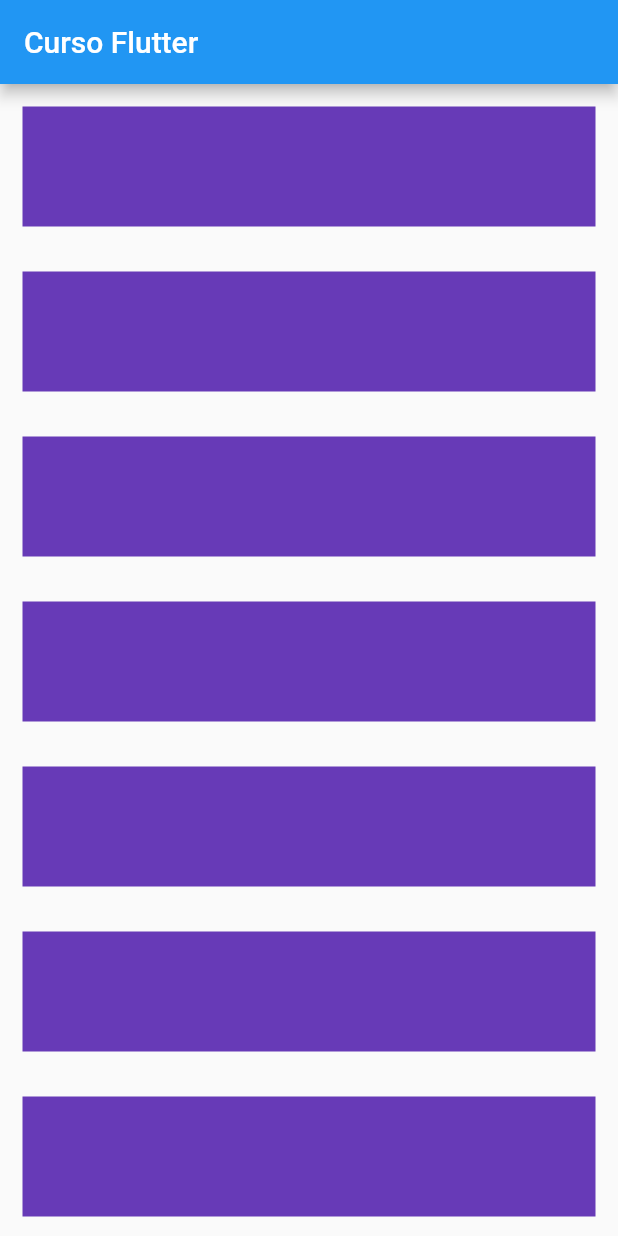
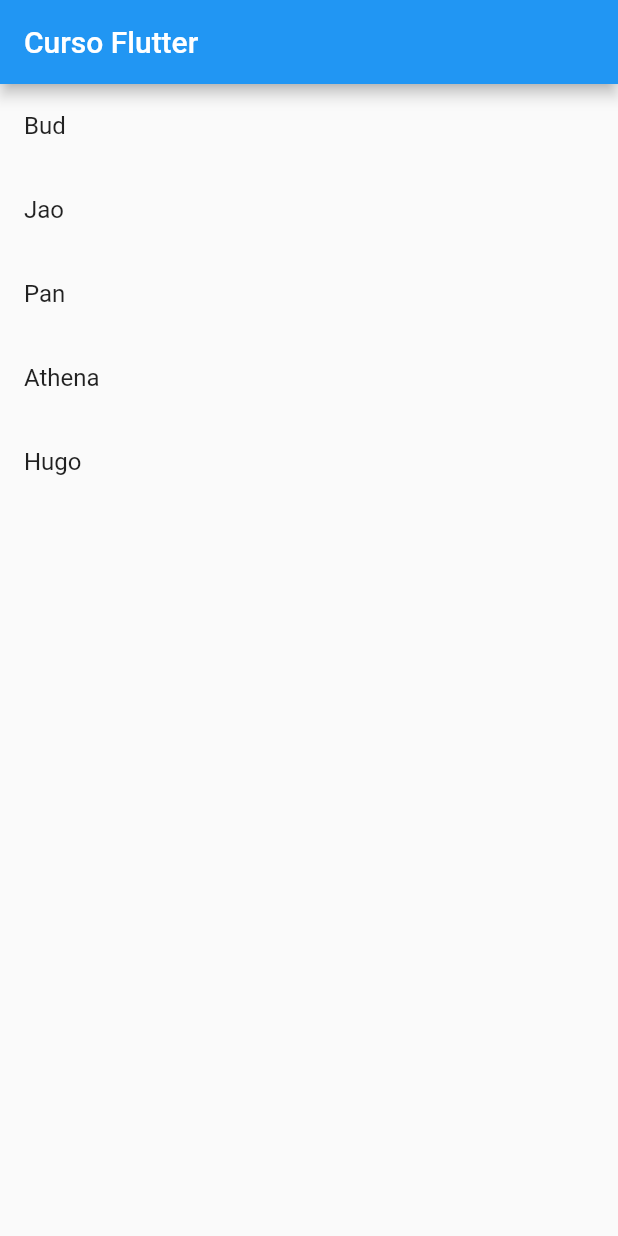
Before and after one commit to HugoPinheiroRaimundo/Flutter, a Flutter app: the screen it shows after launch, on a phone screen of 412 x 824 dp. Run offline on Flutter 3.47's test engine with Material 2 defaults, Android fonts, the phone set to English and light mode, and no system bars.

Commit message:
ListView

```diff
--- a/lib/home_page.dart
+++ b/lib/home_page.dart
@@ -47,28 +47,24 @@ class _HomePageState extends State<HomePage> {
 
   @override
   Widget build(BuildContext context) {
+    final names = ['Bud', 'Jao', 'Pan', 'Athena', 'Hugo'];
+
     return Scaffold(
       appBar: AppBar(
         title: const Text('Curso Flutter'),
       ),
       body: SizedBox(
-          width: double.infinity,
-          height: double.infinity,
-          child: SingleChildScrollView(
-            child: Column(
-              mainAxisAlignment: MainAxisAlignment.center,
-              crossAxisAlignment: CrossAxisAlignment.center,
-              children: [
-                for (var i = 0; i < 10; i++)
-                  Container(
-                    width: double.infinity,
-                    height: 80,
-                    margin: const EdgeInsets.all(15),
-                    color: Colors.deepPurple,
-                  ),
-              ],
-            ),
-          )),
+        width: double.infinity,
+        height: double.infinity,
+        child: ListView.builder(
+            itemCount: names.length,
+            itemBuilder: (context, index) {
+              final name = names[index];
+              return ListTile(
+                title: Text(name),
+              );
+            }),
+      ),
     );
   }
 }
```
